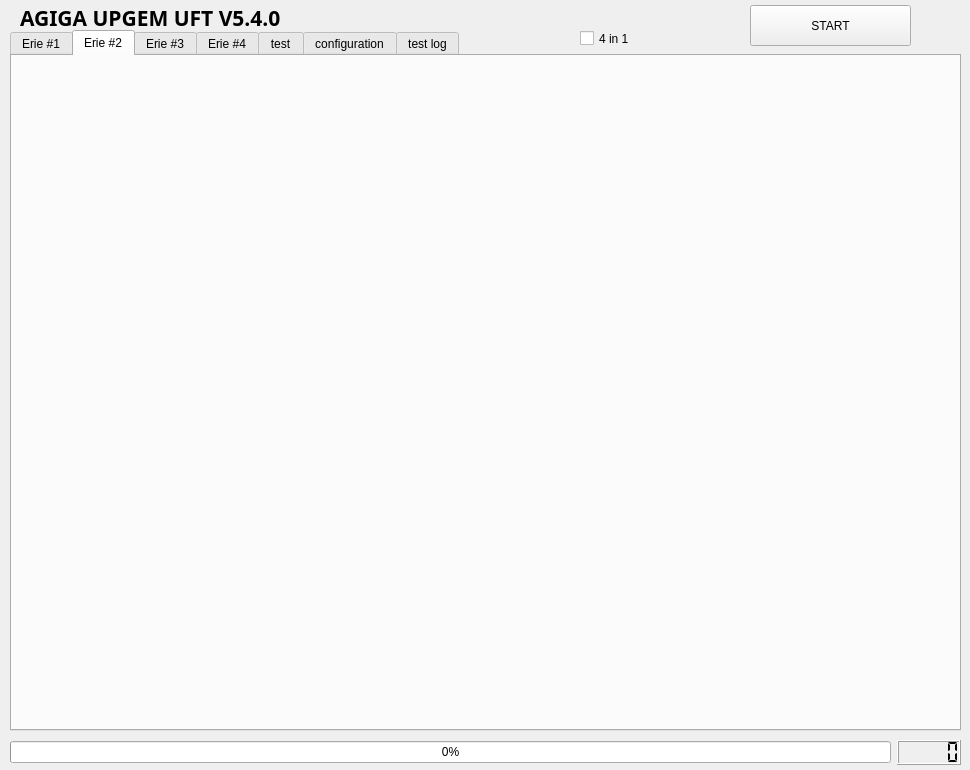
Old version of the form src/UFT_GUI/UFT_Ui.ui in the repository hardanimal/Garnet.
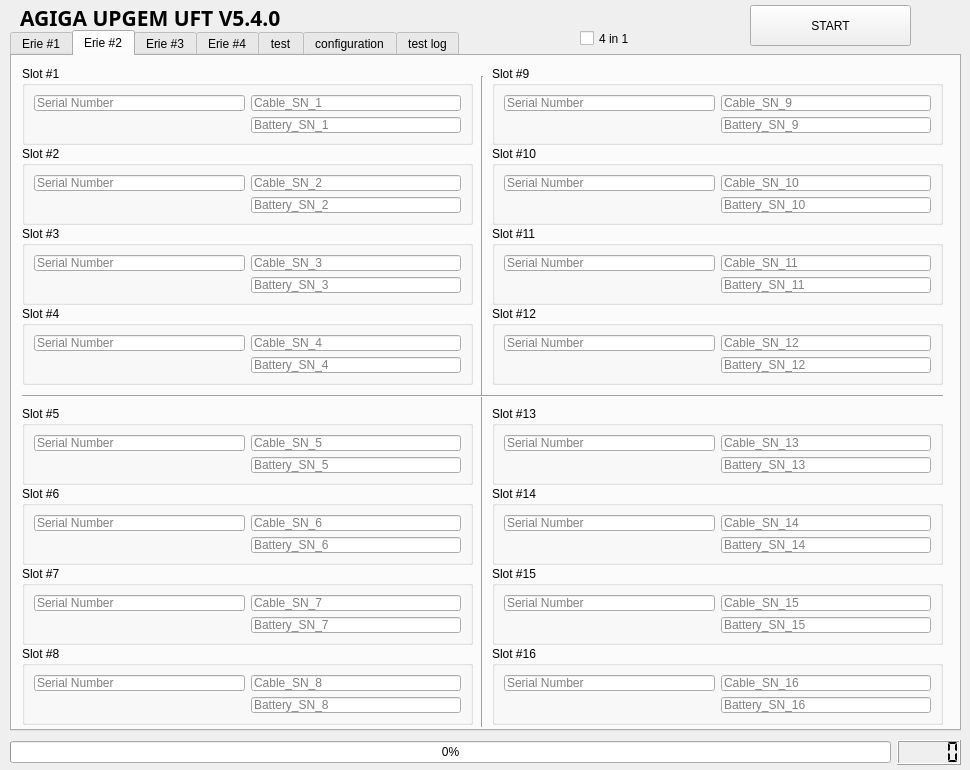
New version of the form. The open tabs and pages were chosen to show the change.

Commit message: Add 3 new tabs for Erie #2, #3, #4 entrance barcodes, and get the interface prepared.

What changed in the file:
```diff
--- a/src/UFT_GUI/UFT_Ui.ui
+++ b/src/UFT_GUI/UFT_Ui.ui
@@ -1006,6 +1006,968 @@
     <attribute name="title">
      <string>Erie #2</string>
     </attribute>
+    <widget class="QGroupBox" name="groupBox2_4">
+     <property name="geometry">
+      <rect>
+       <x>10</x>
+       <y>250</y>
+       <width>451</width>
+       <height>79</height>
+      </rect>
+     </property>
+     <property name="sizePolicy">
+      <sizepolicy hsizetype="Preferred" vsizetype="Fixed">
+       <horstretch>0</horstretch>
+       <verstretch>0</verstretch>
+      </sizepolicy>
+     </property>
+     <property name="title">
+      <string>Slot #4</string>
+     </property>
+     <layout class="QGridLayout" name="gridLayout_20">
+      <item row="0" column="0">
+       <widget class="QLineEdit" name="sn_lineEdit_2_4">
+        <property name="maxLength">
+         <number>33</number>
+        </property>
+        <property name="placeholderText">
+         <string>Serial Number</string>
+        </property>
+       </widget>
+      </item>
+      <item row="0" column="1">
+       <widget class="QLineEdit" name="CablelineEdit_2_4">
+        <property name="placeholderText">
+         <string>Cable_SN_4</string>
+        </property>
+       </widget>
+      </item>
+      <item row="1" column="0">
+       <widget class="QLabel" name="label_2_4">
+        <property name="font">
+         <font>
+          <pointsize>12</pointsize>
+         </font>
+        </property>
+        <property name="text">
+         <string/>
+        </property>
+       </widget>
+      </item>
+      <item row="1" column="1">
+       <widget class="QLineEdit" name="BatterylineEdit_2_4">
+        <property name="placeholderText">
+         <string>Battery_SN_4</string>
+        </property>
+       </widget>
+      </item>
+     </layout>
+    </widget>
+    <widget class="QGroupBox" name="groupBox2_16">
+     <property name="geometry">
+      <rect>
+       <x>480</x>
+       <y>590</y>
+       <width>451</width>
+       <height>79</height>
+      </rect>
+     </property>
+     <property name="sizePolicy">
+      <sizepolicy hsizetype="Preferred" vsizetype="Fixed">
+       <horstretch>0</horstretch>
+       <verstretch>0</verstretch>
+      </sizepolicy>
+     </property>
+     <property name="title">
+      <string>Slot #16</string>
+     </property>
+     <layout class="QGridLayout" name="gridLayout_21">
+      <item row="0" column="0">
+       <widget class="QLineEdit" name="sn_lineEdit_2_16">
+        <property name="maxLength">
+         <number>33</number>
+        </property>
+        <property name="placeholderText">
+         <string>Serial Number</string>
+        </property>
+       </widget>
+      </item>
+      <item row="0" column="1">
+       <widget class="QLineEdit" name="CablelineEdit_2_16">
+        <property name="placeholderText">
+         <string>Cable_SN_16</string>
+        </property>
+       </widget>
+      </item>
+      <item row="1" column="0">
+       <widget class="QLabel" name="label_2_16">
+        <property name="font">
+         <font>
+          <pointsize>12</pointsize>
+         </font>
+        </property>
+        <property name="text">
+         <string/>
+        </property>
+       </widget>
+      </item>
+      <item row="1" column="1">
+       <widget class="QLineEdit" name="BatterylineEdit_2_16">
+        <property name="placeholderText">
+         <string>Battery_SN_16</string>
+        </property>
+       </widget>
+      </item>
+     </layout>
+    </widget>
+    <widget class="QGroupBox" name="groupBox2_13">
+     <property name="geometry">
+      <rect>
+       <x>480</x>
+       <y>350</y>
+       <width>451</width>
+       <height>79</height>
+      </rect>
+     </property>
+     <property name="sizePolicy">
+      <sizepolicy hsizetype="Preferred" vsizetype="Fixed">
+       <horstretch>0</horstretch>
+       <verstretch>0</verstretch>
+      </sizepolicy>
+     </property>
+     <property name="title">
+      <string>Slot #13</string>
+     </property>
+     <layout class="QGridLayout" name="gridLayout_22">
+      <item row="0" column="0">
+       <widget class="QLineEdit" name="sn_lineEdit_2_13">
+        <property name="acceptDrops">
+         <bool>true</bool>
+        </property>
+        <property name="text">
+         <string/>
+        </property>
+        <property name="maxLength">
+         <number>33</number>
+        </property>
+        <property name="placeholderText">
+         <string>Serial Number</string>
+        </property>
+       </widget>
+      </item>
+      <item row="0" column="1">
+       <widget class="QLineEdit" name="CablelineEdit_2_13">
+        <property name="placeholderText">
+         <string>Cable_SN_13</string>
+        </property>
+       </widget>
+      </item>
+      <item row="1" column="0">
+       <widget class="QLabel" name="label_2_13">
+        <property name="font">
+         <font>
+          <pointsize>12</pointsize>
+         </font>
+        </property>
+        <property name="text">
+         <string/>
+        </property>
+       </widget>
+      </item>
+      <item row="1" column="1">
+       <widget class="QLineEdit" name="BatterylineEdit_2_13">
+        <property name="placeholderText">
+         <string>Battery_SN_13</string>
+        </property>
+       </widget>
+      </item>
+     </layout>
+    </widget>
+    <widget class="QGroupBox" name="groupBox2_6">
+     <property name="geometry">
+      <rect>
+       <x>10</x>
+       <y>430</y>
+       <width>451</width>
+       <height>79</height>
+      </rect>
+     </property>
+     <property name="sizePolicy">
+      <sizepolicy hsizetype="Preferred" vsizetype="Fixed">
+       <horstretch>0</horstretch>
+       <verstretch>0</verstretch>
+      </sizepolicy>
+     </property>
+     <property name="title">
+      <string>Slot #6</string>
+     </property>
+     <layout class="QGridLayout" name="gridLayout_23">
+      <item row="0" column="0">
+       <widget class="QLineEdit" name="sn_lineEdit_2_6">
+        <property name="maxLength">
+         <number>33</number>
+        </property>
+        <property name="placeholderText">
+         <string>Serial Number</string>
+        </property>
+       </widget>
+      </item>
+      <item row="0" column="1">
+       <widget class="QLineEdit" name="CablelineEdit_2_6">
+        <property name="placeholderText">
+         <string>Cable_SN_6</string>
+        </property>
+       </widget>
+      </item>
+      <item row="1" column="0">
+       <widget class="QLabel" name="label_2_6">
+        <property name="font">
+         <font>
+          <pointsize>12</pointsize>
+         </font>
+        </property>
+        <property name="text">
+         <string/>
+        </property>
+       </widget>
+      </item>
+      <item row="1" column="1">
+       <widget class="QLineEdit" name="BatterylineEdit_2_6">
+        <property name="placeholderText">
+         <string>Battery_SN_6</string>
+        </property>
+       </widget>
+      </item>
+     </layout>
+    </widget>
+    <widget class="QGroupBox" name="groupBox2_15">
+     <property name="geometry">
+      <rect>
+       <x>480</x>
+       <y>510</y>
+       <width>451</width>
+       <height>79</height>
+      </rect>
+     </property>
+     <property name="sizePolicy">
+      <sizepolicy hsizetype="Preferred" vsizetype="Fixed">
+       <horstretch>0</horstretch>
+       <verstretch>0</verstretch>
+      </sizepolicy>
+     </property>
+     <property name="title">
+      <string>Slot #15</string>
+     </property>
+     <layout class="QGridLayout" name="gridLayout_24">
+      <item row="0" column="0">
+       <widget class="QLineEdit" name="sn_lineEdit_2_15">
+        <property name="maxLength">
+         <number>33</number>
+        </property>
+        <property name="placeholderText">
+         <string>Serial Number</string>
+        </property>
+       </widget>
+      </item>
+      <item row="0" column="1">
+       <widget class="QLineEdit" name="CablelineEdit_2_15">
+        <property name="placeholderText">
+         <string>Cable_SN_15</string>
+        </property>
+       </widget>
+      </item>
+      <item row="1" column="0">
+       <widget class="QLabel" name="label_2_15">
+        <property name="font">
+         <font>
+          <pointsize>12</pointsize>
+         </font>
+        </property>
+        <property name="text">
+         <string/>
+        </property>
+       </widget>
+      </item>
+      <item row="1" column="1">
+       <widget class="QLineEdit" name="BatterylineEdit_2_15">
+        <property name="placeholderText">
+         <string>Battery_SN_15</string>
+        </property>
+       </widget>
+      </item>
+     </layout>
+    </widget>
+    <widget class="QGroupBox" name="groupBox2_2">
+     <property name="geometry">
+      <rect>
+       <x>10</x>
+       <y>90</y>
+       <width>451</width>
+       <height>79</height>
+      </rect>
+     </property>
+     <property name="sizePolicy">
+      <sizepolicy hsizetype="Preferred" vsizetype="Fixed">
+       <horstretch>0</horstretch>
+       <verstretch>0</verstretch>
+      </sizepolicy>
+     </property>
+     <property name="title">
+      <string>Slot #2</string>
+     </property>
+     <layout class="QGridLayout" name="gridLayout_25">
+      <item row="0" column="0">
+       <widget class="QLineEdit" name="sn_lineEdit_2_2">
+        <property name="maxLength">
+         <number>33</number>
+        </property>
+        <property name="placeholderText">
+         <string>Serial Number</string>
+        </property>
+       </widget>
+      </item>
+      <item row="0" column="1">
+       <widget class="QLineEdit" name="CablelineEdit_2_2">
+        <property name="placeholderText">
+         <string>Cable_SN_2</string>
+        </property>
+       </widget>
+      </item>
+      <item row="1" column="0">
+       <widget class="QLabel" name="label_2_2">
+        <property name="font">
+         <font>
+          <pointsize>12</pointsize>
+         </font>
+        </property>
+        <property name="text">
+         <string/>
+        </property>
+       </widget>
+      </item>
+      <item row="1" column="1">
+       <widget class="QLineEdit" name="BatterylineEdit_2_2">
+        <property name="placeholderText">
+         <string>Battery_SN_2</string>
+        </property>
+       </widget>
+      </item>
+     </layout>
+    </widget>
+    <widget class="QGroupBox" name="groupBox2_5">
+     <property name="geometry">
+      <rect>
+       <x>10</x>
+       <y>350</y>
+       <width>451</width>
+       <height>79</height>
+      </rect>
+     </property>
+     <property name="sizePolicy">
+      <sizepolicy hsizetype="Preferred" vsizetype="Fixed">
+       <horstretch>0</horstretch>
+       <verstretch>0</verstretch>
+      </sizepolicy>
+     </property>
+     <property name="title">
+      <string>Slot #5</string>
+     </property>
+     <layout class="QGridLayout" name="gridLayout_26">
+      <item row="0" column="0">
+       <widget class="QLineEdit" name="sn_lineEdit_2_5">
+        <property name="acceptDrops">
+         <bool>true</bool>
+        </property>
+        <property name="text">
+         <string/>
+        </property>
+        <property name="maxLength">
+         <number>33</number>
+        </property>
+        <property name="placeholderText">
+         <string>Serial Number</string>
+        </property>
+       </widget>
+      </item>
+      <item row="0" column="1">
+       <widget class="QLineEdit" name="CablelineEdit_2_5">
+        <property name="placeholderText">
+         <string>Cable_SN_5</string>
+        </property>
+       </widget>
+      </item>
+      <item row="1" column="0">
+       <widget class="QLabel" name="label_2_5">
+        <property name="font">
+         <font>
+          <pointsize>12</pointsize>
+         </font>
+        </property>
+        <property name="text">
+         <string/>
+        </property>
+       </widget>
+      </item>
+      <item row="1" column="1">
+       <widget class="QLineEdit" name="BatterylineEdit_2_5">
+        <property name="placeholderText">
+         <string>Battery_SN_5</string>
+        </property>
+       </widget>
+      </item>
+     </layout>
+    </widget>
+    <widget class="QGroupBox" name="groupBox2_9">
+     <property name="geometry">
+      <rect>
+       <x>480</x>
+       <y>10</y>
+       <width>451</width>
+       <height>79</height>
+      </rect>
+     </property>
+     <property name="sizePolicy">
+      <sizepolicy hsizetype="Preferred" vsizetype="Fixed">
+       <horstretch>0</horstretch>
+       <verstretch>0</verstretch>
+      </sizepolicy>
+     </property>
+     <property name="title">
+      <string>Slot #9</string>
+     </property>
+     <layout class="QGridLayout" name="gridLayout_27">
+      <item row="0" column="0">
+       <widget class="QLineEdit" name="sn_lineEdit_2_9">
+        <property name="acceptDrops">
+         <bool>true</bool>
+        </property>
+        <property name="text">
+         <string/>
+        </property>
+        <property name="maxLength">
+         <number>33</number>
+        </property>
+        <property name="placeholderText">
+         <string>Serial Number</string>
+        </property>
+       </widget>
+      </item>
+      <item row="0" column="1">
+       <widget class="QLineEdit" name="CablelineEdit_2_9">
+        <property name="placeholderText">
+         <string>Cable_SN_9</string>
+        </property>
+       </widget>
+      </item>
+      <item row="1" column="0">
+       <widget class="QLabel" name="label_2_9">
+        <property name="font">
+         <font>
+          <pointsize>12</pointsize>
+         </font>
+        </property>
+        <property name="text">
+         <string/>
+        </property>
+       </widget>
+      </item>
+      <item row="1" column="1">
+       <widget class="QLineEdit" name="BatterylineEdit_2_9">
+        <property name="placeholderText">
+         <string>Battery_SN_9</string>
+        </property>
+       </widget>
+      </item>
+     </layout>
+    </widget>
+    <widget class="QGroupBox" name="groupBox2_8">
+     <property name="geometry">
+      <rect>
+       <x>10</x>
+       <y>590</y>
+       <width>451</width>
+       <height>79</height>
+      </rect>
+     </property>
+     <property name="sizePolicy">
+      <sizepolicy hsizetype="Preferred" vsizetype="Fixed">
+       <horstretch>0</horstretch>
+       <verstretch>0</verstretch>
+      </sizepolicy>
+     </property>
+     <property name="title">
+      <string>Slot #8</string>
+     </property>
+     <layout class="QGridLayout" name="gridLayout_28">
+      <item row="0" column="0">
+       <widget class="QLineEdit" name="sn_lineEdit_2_8">
+        <property name="maxLength">
+         <number>33</number>
+        </property>
+        <property name="placeholderText">
+         <string>Serial Number</string>
+        </property>
+       </widget>
+      </item>
+      <item row="0" column="1">
+       <widget class="QLineEdit" name="CablelineEdit_2_8">
+        <property name="placeholderText">
+         <string>Cable_SN_8</string>
+        </property>
+       </widget>
+      </item>
+      <item row="1" column="0">
+       <widget class="QLabel" name="label_2_8">
+        <property name="font">
+         <font>
+          <pointsize>12</pointsize>
+         </font>
+        </property>
+        <property name="text">
+         <string/>
+        </property>
+       </widget>
+      </item>
+      <item row="1" column="1">
+       <widget class="QLineEdit" name="BatterylineEdit_2_8">
+        <property name="placeholderText">
+         <string>Battery_SN_8</string>
+        </property>
+       </widget>
+      </item>
+     </layout>
+    </widget>
+    <widget class="QGroupBox" name="groupBox2_10">
+     <property name="geometry">
+      <rect>
+       <x>480</x>
+       <y>90</y>
+       <width>451</width>
+       <height>79</height>
+      </rect>
+     </property>
+     <property name="sizePolicy">
+      <sizepolicy hsizetype="Preferred" vsizetype="Fixed">
+       <horstretch>0</horstretch>
+       <verstretch>0</verstretch>
+      </sizepolicy>
+     </property>
+     <property name="title">
+      <string>Slot #10</string>
+     </property>
+     <layout class="QGridLayout" name="gridLayout_29">
+      <item row="0" column="0">
+       <widget class="QLineEdit" name="sn_lineEdit_2_10">
+        <property name="maxLength">
+         <number>33</number>
+        </property>
+        <property name="placeholderText">
+         <string>Serial Number</string>
+        </property>
+       </widget>
+      </item>
+      <item row="0" column="1">
+       <widget class="QLineEdit" name="CablelineEdit_2_10">
+        <property name="placeholderText">
+         <string>Cable_SN_10</string>
+        </property>
+       </widget>
+      </item>
+      <item row="1" column="0">
+       <widget class="QLabel" name="label_2_10">
+        <property name="font">
+         <font>
+          <pointsize>12</pointsize>
+         </font>
+        </property>
+        <property name="text">
+         <string/>
+        </property>
+       </widget>
+      </item>
+      <item row="1" column="1">
+       <widget class="QLineEdit" name="BatterylineEdit_2_10">
+        <property name="placeholderText">
+         <string>Battery_SN_10</string>
+        </property>
+       </widget>
+      </item>
+     </layout>
+    </widget>
+    <widget class="QGroupBox" name="groupBox2_1">
+     <property name="geometry">
+      <rect>
+       <x>10</x>
+       <y>10</y>
+       <width>451</width>
+       <height>79</height>
+      </rect>
+     </property>
+     <property name="sizePolicy">
+      <sizepolicy hsizetype="Preferred" vsizetype="Fixed">
+       <horstretch>0</horstretch>
+       <verstretch>0</verstretch>
+      </sizepolicy>
+     </property>
+     <property name="title">
+      <string>Slot #1</string>
+     </property>
+     <layout class="QGridLayout" name="gridLayout_30">
+      <item row="0" column="0">
+       <widget class="QLineEdit" name="sn_lineEdit_2_1">
+        <property name="acceptDrops">
+         <bool>true</bool>
+        </property>
+        <property name="text">
+         <string/>
+        </property>
+        <property name="maxLength">
+         <number>33</number>
+        </property>
+        <property name="placeholderText">
+         <string>Serial Number</string>
+        </property>
+       </widget>
+      </item>
+      <item row="0" column="1">
+       <widget class="QLineEdit" name="CablelineEdit_2_1">
+        <property name="placeholderText">
+         <string>Cable_SN_1</string>
+        </property>
+       </widget>
+      </item>
+      <item row="1" column="0">
+       <widget class="QLabel" name="label_2_1">
+        <property name="font">
+         <font>
+          <pointsize>12</pointsize>
+         </font>
+        </property>
+        <property name="text">
+         <string/>
+        </property>
+       </widget>
+      </item>
+      <item row="1" column="1">
+       <widget class="QLineEdit" name="BatterylineEdit_2_1">
+        <property name="placeholderText">
+         <string>Battery_SN_1</string>
+        </property>
+       </widget>
+      </item>
+     </layout>
+    </widget>
+    <widget class="Line" name="line_4">
+     <property name="geometry">
+      <rect>
+       <x>460</x>
+       <y>20</y>
+       <width>20</width>
+       <height>651</height>
+      </rect>
+     </property>
+     <property name="orientation">
+      <enum>Qt::Vertical</enum>
+     </property>
+    </widget>
+    <widget class="Line" name="line_3">
+     <property name="geometry">
+      <rect>
+       <x>10</x>
+       <y>330</y>
+       <width>921</width>
+       <height>20</height>
+      </rect>
+     </property>
+     <property name="orientation">
+      <enum>Qt::Horizontal</enum>
+     </property>
+    </widget>
+    <widget class="QGroupBox" name="groupBox2_11">
+     <property name="geometry">
+      <rect>
+       <x>480</x>
+       <y>170</y>
+       <width>451</width>
+       <height>79</height>
+      </rect>
+     </property>
+     <property name="sizePolicy">
+      <sizepolicy hsizetype="Preferred" vsizetype="Fixed">
+       <horstretch>0</horstretch>
+       <verstretch>0</verstretch>
+      </sizepolicy>
+     </property>
+     <property name="title">
+      <string>Slot #11</string>
+     </property>
+     <layout class="QGridLayout" name="gridLayout_31">
+      <item row="0" column="0">
+       <widget class="QLineEdit" name="sn_lineEdit_2_11">
+        <property name="maxLength">
+         <number>33</number>
+        </property>
+        <property name="placeholderText">
+         <string>Serial Number</string>
+        </property>
+       </widget>
+      </item>
+      <item row="0" column="1">
+       <widget class="QLineEdit" name="CablelineEdit_2_11">
+        <property name="placeholderText">
+         <string>Cable_SN_11</string>
+        </property>
+       </widget>
+      </item>
+      <item row="1" column="0">
+       <widget class="QLabel" name="label_2_11">
+        <property name="font">
+         <font>
+          <pointsize>12</pointsize>
+         </font>
+        </property>
+        <property name="text">
+         <string/>
+        </property>
+       </widget>
+      </item>
+      <item row="1" column="1">
+       <widget class="QLineEdit" name="BatterylineEdit_2_11">
+        <property name="placeholderText">
+         <string>Battery_SN_11</string>
+        </property>
+       </widget>
+      </item>
+     </layout>
+    </widget>
+    <widget class="QGroupBox" name="groupBox2_3">
+     <property name="geometry">
+      <rect>
+       <x>10</x>
+       <y>170</y>
+       <width>451</width>
+       <height>79</height>
+      </rect>
+     </property>
+     <property name="sizePolicy">
+      <sizepolicy hsizetype="Preferred" vsizetype="Fixed">
+       <horstretch>0</horstretch>
+       <verstretch>0</verstretch>
+      </sizepolicy>
+     </property>
+     <property name="title">
+      <string>Slot #3</string>
+     </property>
+     <layout class="QGridLayout" name="gridLayout_32">
+      <item row="0" column="0">
+       <widget class="QLineEdit" name="sn_lineEdit_2_3">
+        <property name="maxLength">
+         <number>33</number>
+        </property>
+        <property name="placeholderText">
+         <string>Serial Number</string>
+        </property>
+       </widget>
+      </item>
+      <item row="0" column="1">
+       <widget class="QLineEdit" name="CablelineEdit_2_3">
+        <property name="placeholderText">
+         <string>Cable_SN_3</string>
+        </property>
+       </widget>
+      </item>
+      <item row="1" column="0">
+       <widget class="QLabel" name="label_2_3">
+        <property name="font">
+         <font>
+          <pointsize>12</pointsize>
+         </font>
+        </property>
+        <property name="text">
+         <string/>
+        </property>
+       </widget>
+      </item>
+      <item row="1" column="1">
+       <widget class="QLineEdit" name="BatterylineEdit_2_3">
+        <property name="placeholderText">
+         <string>Battery_SN_3</string>
+        </property>
+       </widget>
+      </item>
+     </layout>
+    </widget>
+    <widget class="QGroupBox" name="groupBox2_7">
+     <property name="geometry">
+      <rect>
+       <x>10</x>
+       <y>510</y>
+       <width>451</width>
+       <height>79</height>
+      </rect>
+     </property>
+     <property name="sizePolicy">
+      <sizepolicy hsizetype="Preferred" vsizetype="Fixed">
+       <horstretch>0</horstretch>
+       <verstretch>0</verstretch>
+      </sizepolicy>
+     </property>
+     <property name="title">
+      <string>Slot #7</string>
+     </property>
+     <layout class="QGridLayout" name="gridLayout_33">
+      <item row="0" column="0">
+       <widget class="QLineEdit" name="sn_lineEdit_2_7">
+        <property name="maxLength">
+         <number>33</number>
+        </property>
+        <property name="placeholderText">
+         <string>Serial Number</string>
+        </property>
+       </widget>
+      </item>
+      <item row="0" column="1">
+       <widget class="QLineEdit" name="CablelineEdit_2_7">
+        <property name="placeholderText">
+         <string>Cable_SN_7</string>
+        </property>
+       </widget>
+      </item>
+      <item row="1" column="0">
+       <widget class="QLabel" name="label_2_7">
+        <property name="font">
+         <font>
+          <pointsize>12</pointsize>
+         </font>
+        </property>
+        <property name="text">
+         <string/>
+        </property>
+       </widget>
+      </item>
+      <item row="1" column="1">
+       <widget class="QLineEdit" name="BatterylineEdit_2_7">
+        <property name="placeholderText">
+         <string>Battery_SN_7</string>
+        </property>
+       </widget>
+      </item>
+     </layout>
+    </widget>
+    <widget class="QGroupBox" name="groupBox2_14">
+     <property name="geometry">
+      <rect>
+       <x>480</x>
+       <y>430</y>
+       <width>451</width>
+       <height>79</height>
+      </rect>
+     </property>
+     <property name="sizePolicy">
+      <sizepolicy hsizetype="Preferred" vsizetype="Fixed">
+       <horstretch>0</horstretch>
+       <verstretch>0</verstretch>
+      </sizepolicy>
+     </property>
+     <property name="title">
+      <string>Slot #14</string>
+     </property>
+     <layout class="QGridLayout" name="gridLayout_34">
+      <item row="0" column="0">
+       <widget class="QLineEdit" name="sn_lineEdit_2_14">
+        <property name="maxLength">
+         <number>33</number>
+        </property>
+        <property name="placeholderText">
+         <string>Serial Number</string>
+        </property>
+       </widget>
+      </item>
+      <item row="0" column="1">
+       <widget class="QLineEdit" name="CablelineEdit_2_14">
+        <property name="placeholderText">
+         <string>Cable_SN_14</string>
+        </property>
+       </widget>
+      </item>
+      <item row="1" column="0">
+       <widget class="QLabel" name="label_2_14">
+        <property name="font">
+         <font>
+          <pointsize>12</pointsize>
+         </font>
+        </property>
+        <property name="text">
+         <string/>
+        </property>
+       </widget>
+      </item>
+      <item row="1" column="1">
+       <widget class="QLineEdit" name="BatterylineEdit_2_14">
+        <property name="placeholderText">
+         <string>Battery_SN_14</string>
+        </property>
+       </widget>
+      </item>
+     </layout>
+    </widget>
+    <widget class="QGroupBox" name="groupBox2_12">
+     <property name="geometry">
+      <rect>
+       <x>480</x>
+       <y>250</y>
+       <width>451</width>
+       <height>79</height>
+      </rect>
+     </property>
+     <property name="sizePolicy">
+      <sizepolicy hsizetype="Preferred" vsizetype="Fixed">
+       <horstretch>0</horstretch>
+       <verstretch>0</verstretch>
+      </sizepolicy>
+     </property>
+     <property name="title">
+      <string>Slot #12</string>
+     </property>
+     <layout class="QGridLayout" name="gridLayout_35">
+      <item row="0" column="0">
+       <widget class="QLineEdit" name="sn_lineEdit_2_12">
+        <property name="maxLength">
+         <number>33</number>
+        </property>
+        <property name="placeholderText">
+         <string>Serial Number</string>
+        </property>
+       </widget>
+      </item>
+      <item row="0" column="1">
+       <widget class="QLineEdit" name="CablelineEdit_2_12">
+        <property name="placeholderText">
+         <string>Cable_SN_12</string>
+        </property>
+       </widget>
+      </item>
+      <item row="1" column="0">
+       <widget class="QLabel" name="label_2_12">
+        <property name="font">
+         <font>
+          <pointsize>12</pointsize>
+         </font>
+        </property>
+        <property name="text">
+         <string/>
+        </property>
+       </widget>
+      </item>
+      <item row="1" column="1">
+       <widget class="QLineEdit" name="BatterylineEdit_2_12">
+        <property name="placeholderText">
+         <string>Battery_SN_12</string>
+        </property>
+       </widget>
+      </item>
+     </layout>
+    </widget>
    </widget>
    <widget class="QWidget" name="tab_EB3">
     <attribute name="title">
```
Left out of the diff: 1926 changed lines with no effect on the pictures. The commit also changes 3 other files.
